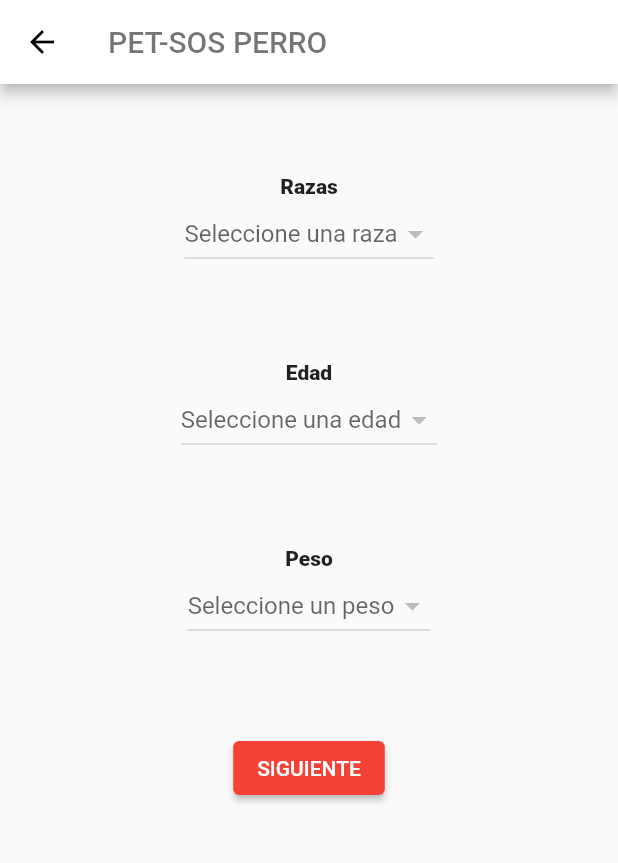
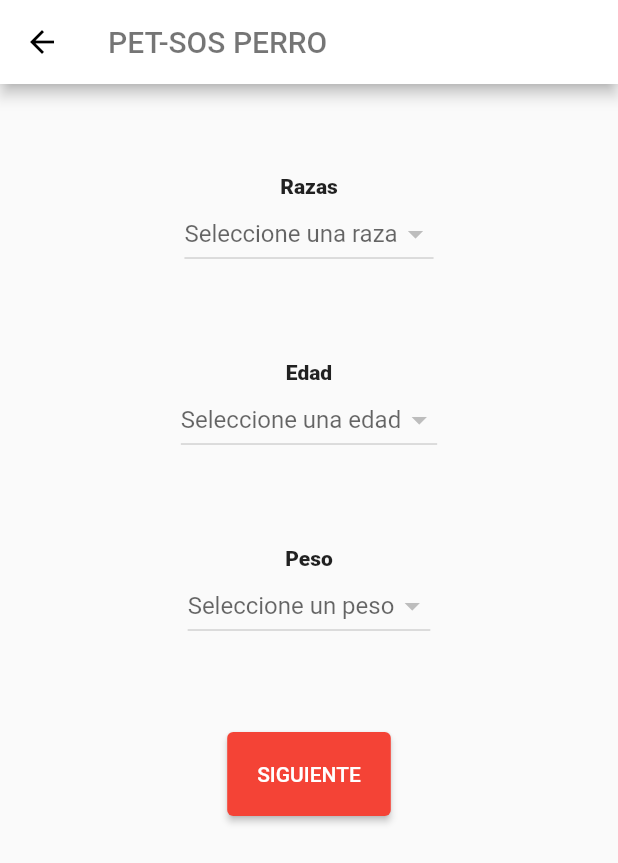
Before and after one commit to matyzock1/TESIS-PROYECTO, a Flutter app: the FormularioScreen screen opened by its route, on a phone screen of 412 x 824 dp. Shown: the top 863 px of the screen. Run offline on Flutter 3.47's test engine with Material 2 defaults, Android fonts, the light colour scheme and no system bars; our stand-ins replace cloud_firestore, firebase_core, google_maps_flutter; accounts and stored records are empty.

Commit message:
Cambio al color y al tamaño del boton siguiente

```diff
--- a/PETSOS/components/lib/screens/formulario1_screen.dart
+++ b/PETSOS/components/lib/screens/formulario1_screen.dart
@@ -204,10 +204,14 @@ class _FormularioScreenState extends State<FormularioScreen> {
                   Navigator.push(
                       context,
                       MaterialPageRoute(
-                        builder: (context) => SintomasScreen(a: datosMascota)));
+                          builder: (context) =>
+                              SintomasScreen(a: datosMascota)));
                 },
                 child: const Text("SIGUIENTE"),
-            )
+                style: ElevatedButton.styleFrom(
+                  primary: Color.fromARGB(255, 32, 115, 224),
+                  padding: EdgeInsets.all(20),
+                ))
           else
             ElevatedButton(
                 onPressed: () {
@@ -229,6 +233,7 @@ class _FormularioScreenState extends State<FormularioScreen> {
                 child: const Text('SIGUIENTE'),
                 style: ElevatedButton.styleFrom(
                   primary: Colors.red,
+                  padding: EdgeInsets.all(20),
                 ))
         ],
       ),
```
Lines whose indentation alone changed are shown as unchanged.
